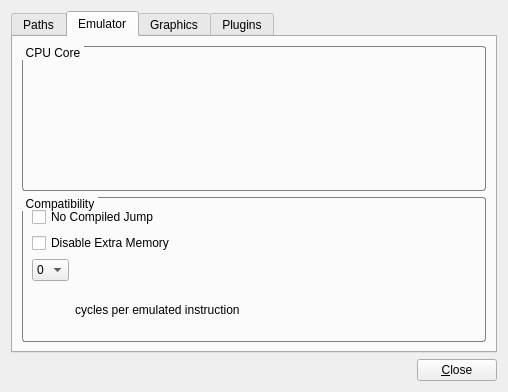
Above: src/m64py/ui/settings.ui from mupen64plus/mupen64plus-ui-python before the change. Below: the same form after it.
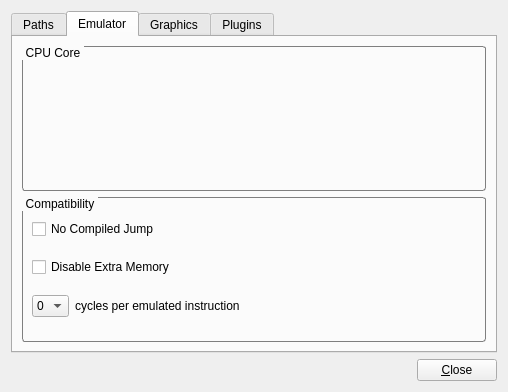
That is the form after the change. The open tabs and pages were chosen to show the change. Icons and pictures are not drawn.

Commit message: Fix settings layout

Patch:
```diff
--- a/src/m64py/ui/settings.ui
+++ b/src/m64py/ui/settings.ui
@@ -369,7 +369,7 @@
             </item>
            </widget>
           </item>
-          <item row="3" column="1">
+          <item row="2" column="1">
            <widget class="QLabel" name="label_5">
             <property name="sizePolicy">
              <sizepolicy hsizetype="Expanding" vsizetype="Preferred">
```
